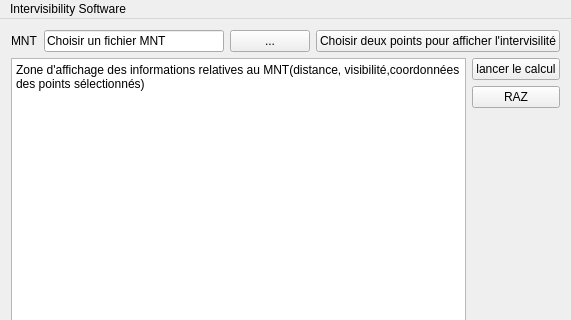
ppensier/projet_opengl, file mainwindow.ui: the form before one commit; both pictures show x 0 to 571 and y 0 to 320 of the 571 by 534 pixel window.
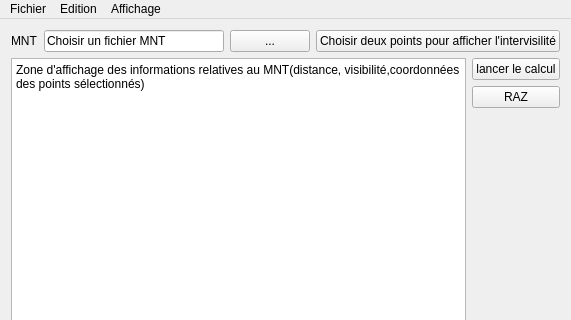
The form after the commit.

Commit message: ajout barre

```diff
--- a/mainwindow.ui
+++ b/mainwindow.ui
@@ -154,10 +154,27 @@
    </property>
    <widget class="QMenu" name="menuIntervisibilitySoft">
     <property name="title">
-     <string>Intervisibility Software</string>
+     <string>Fichier</string>
     </property>
+    <addaction name="actionMNT"/>
+    <addaction name="actionQuitter"/>
+   </widget>
+   <widget class="QMenu" name="menuEdition">
+    <property name="title">
+     <string>Edition</string>
+    </property>
+    <addaction name="actionRAZ"/>
+   </widget>
+   <widget class="QMenu" name="menuAffichage">
+    <property name="title">
+     <string>Affichage</string>
+    </property>
+    <addaction name="actionChoisir_le_s_point_s"/>
+    <addaction name="actionLancer_le_calcul"/>
    </widget>
    <addaction name="menuIntervisibilitySoft"/>
+   <addaction name="menuEdition"/>
+   <addaction name="menuAffichage"/>
   </widget>
   <widget class="QStatusBar" name="sBar"/>
  </widget>
```
Left out of the diff: 25 changed lines with no effect on the pictures. The commit also changes 2 other files.
